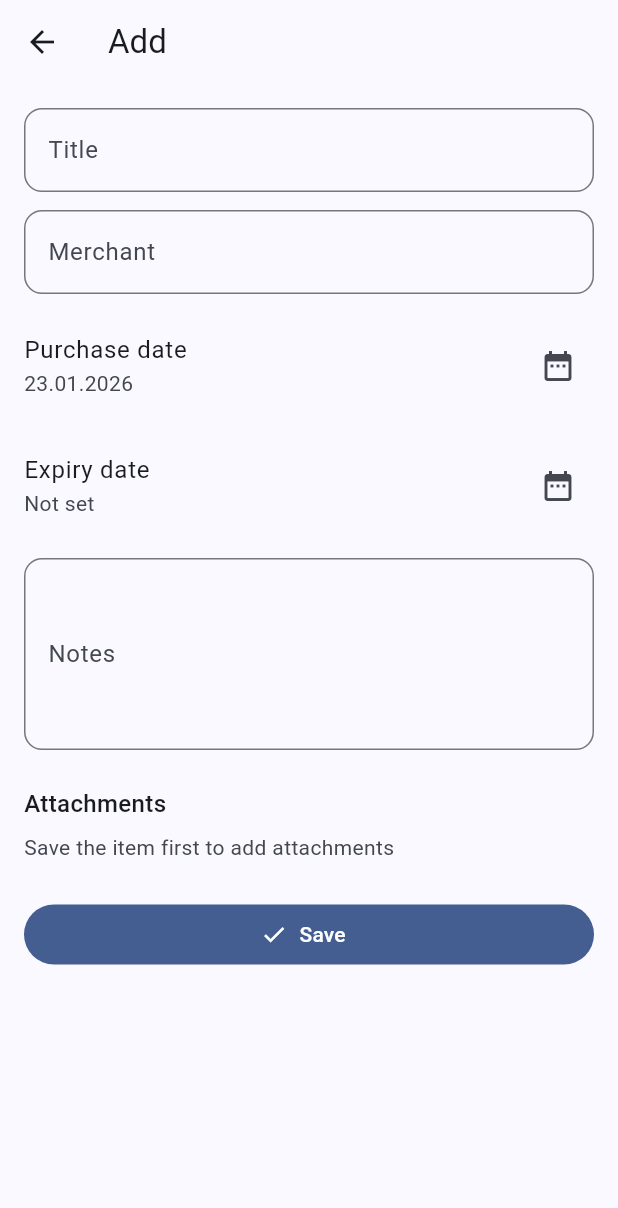
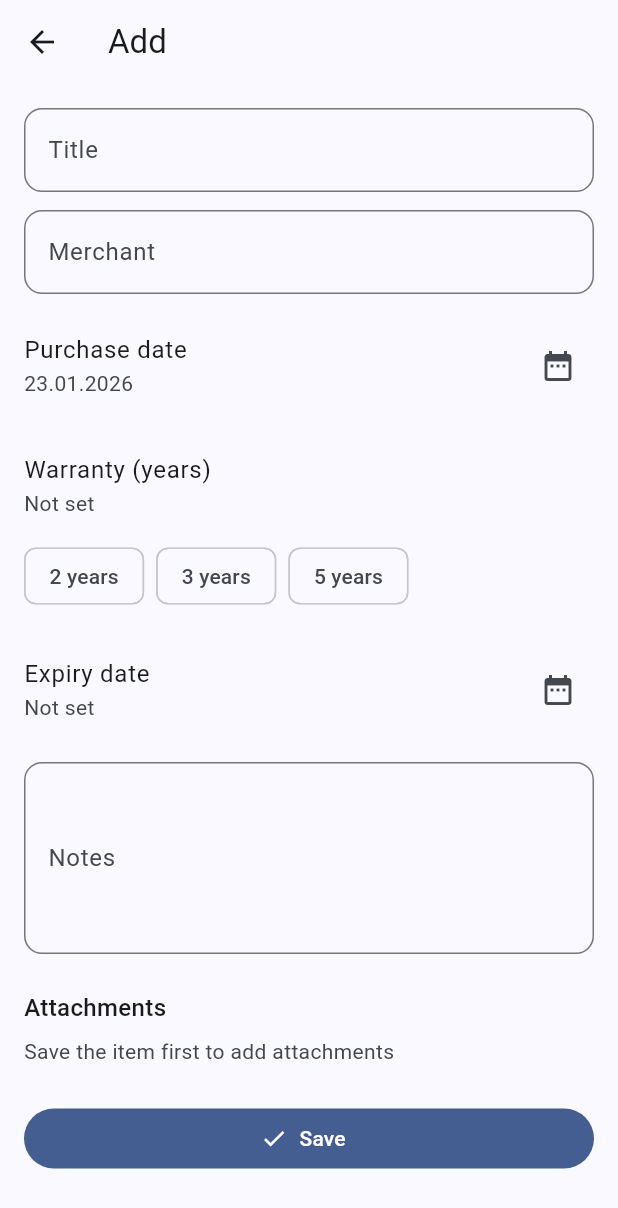
Before and after one commit to olivierbabic-cell/garantie_safe, a Flutter app: the ItemsListScreen screen opened by its route, after a tap on the "add" icon, on a phone screen of 412 x 824 dp. Shown: the top 1208 px of the screen. Run offline on Flutter 3.47's test engine with Material 3 defaults, Android fonts, the phone set to English and light mode, and no system bars; our stand-ins replace file_picker, flutter_riverpod, image_picker, local_auth, open_filex, shared_preferences and 1 more; accounts and stored records are empty.

Commit message:
feat: warranty duration and expiry status

```diff
--- a/lib/core/db/app_db.dart
+++ b/lib/core/db/app_db.dart
@@ -9,7 +9,7 @@ class AppDb {
   static final AppDb instance = AppDb._();
 
   static const _dbName = 'garantie_safe.db';
-  static const _dbVersion = 2;
+  static const _dbVersion = 3;
 
   Database? _db;
 
@@ -32,6 +32,9 @@ class AppDb {
       onUpgrade: (db, oldV, newV) async {
         if (oldV < 2) {
           await _upgradeToV2(db);
+        }
+        if (oldV < 3) {
+          await _upgradeToV3(db);
         }
       },
     );
@@ -56,6 +59,7 @@ class AppDb {
         category_code TEXT,
         purchase_date INTEGER NOT NULL,
         expiry_date INTEGER,
+        warranty_years INTEGER,
         payment_method_code TEXT,
         notes TEXT,
         created_at INTEGER NOT NULL,
@@ -151,6 +155,15 @@ class AppDb {
     }
   }
 
+  Future<void> _upgradeToV3(Database db) async {
+    // Add warranty_years column if it doesn't exist
+    final hasWarrantyYears =
+        await _columnExists(db, table: 'items', column: 'warranty_years');
+    if (!hasWarrantyYears) {
+      await db.execute('ALTER TABLE items ADD COLUMN warranty_years INTEGER;');
+    }
+  }
+
   static String _inferType(String path) {
     final p = path.toLowerCase();
     if (p.endsWith('.pdf')) return 'pdf';
--- a/lib/features/items/item.dart
+++ b/lib/features/items/item.dart
@@ -14,6 +14,9 @@ class Item {
   // Dates stored as INTEGER timestamps (millis since epoch)
   final int purchaseDate;
   final int? expiryDate;
+
+  // Warranty duration in years (2, 3, 5, or custom)
+  final int? warrantyYears;
 
   // Codes
   final String? categoryCode;
@@ -33,6 +36,7 @@ class Item {
     this.merchant,
     required this.purchaseDate,
     this.expiryDate,
+    this.warrantyYears,
     this.categoryCode,
     this.paymentMethodCode,
     this.notes,
@@ -47,6 +51,7 @@ class Item {
     String? merchant,
     int? purchaseDate,
     int? expiryDate,
+    int? warrantyYears,
     String? categoryCode,
     String? paymentMethodCode,
     String? notes,
@@ -60,6 +65,7 @@ class Item {
       merchant: merchant ?? this.merchant,
       purchaseDate: purchaseDate ?? this.purchaseDate,
       expiryDate: expiryDate ?? this.expiryDate,
+      warrantyYears: warrantyYears ?? this.warrantyYears,
       categoryCode: categoryCode ?? this.categoryCode,
       paymentMethodCode: paymentMethodCode ?? this.paymentMethodCode,
       notes: notes ?? this.notes,
@@ -75,6 +81,7 @@ class Item {
         'category_code': categoryCode,
         'purchase_date': purchaseDate,
         'expiry_date': expiryDate,
+        'warranty_years': warrantyYears,
         'payment_method_code': paymentMethodCode,
         'notes': notes,
         'created_at': createdAt,
@@ -89,6 +96,7 @@ class Item {
       merchant: map['merchant'] as String?,
       purchaseDate: (map['purchase_date'] as int?) ?? 0,
       expiryDate: map['expiry_date'] as int?,
+      warrantyYears: map['warranty_years'] as int?,
       categoryCode: map['category_code'] as String?,
       paymentMethodCode: map['payment_method_code'] as String?,
       notes: map['notes'] as String?,
--- a/lib/features/items/item_edit_screen.dart
+++ b/lib/features/items/item_edit_screen.dart
@@ -40,6 +40,8 @@ class _ItemEditScreenState extends ConsumerState<ItemEditScreen> {
 
   DateTime _purchaseDate = DateUtils.dateOnly(DateTime.now());
   DateTime? _expiryDate;
+  int? _warrantyYears; // 2, 3, 5, or null
+  bool _hasCustomExpiry = false; // Track if user manually set expiry
 
   bool _saving = false;
   bool _initialized = false;
@@ -86,11 +88,20 @@ class _ItemEditScreenState extends ConsumerState<ItemEditScreen> {
       DateTime.fromMillisecondsSinceEpoch(pMs),
     );
 
+    _warrantyYears = existing.warrantyYears;
+
     final eMs = existing.expiryDate;
     if (eMs != null) {
       _expiryDate = DateUtils.dateOnly(
         DateTime.fromMillisecondsSinceEpoch(eMs),
       );
+      // Check if expiry was manually set (not matching calculated)
+      if (_warrantyYears != null) {
+        final calculated = _calculateExpiry(_purchaseDate, _warrantyYears!);
+        _hasCustomExpiry = calculated != _expiryDate;
+      } else {
+        _hasCustomExpiry = true;
+      }
     }
 
     // Load attachments
@@ -129,6 +140,7 @@ class _ItemEditScreenState extends ConsumerState<ItemEditScreen> {
               merchant: merchant,
               purchaseDate: purchaseMs,
               expiryDate: expiryMs,
+              warrantyYears: _warrantyYears,
               categoryCode: null,
               paymentMethodCode: null,
               notes: notes,
@@ -140,6 +152,7 @@ class _ItemEditScreenState extends ConsumerState<ItemEditScreen> {
               merchant: merchant,
               purchaseDate: purchaseMs,
               expiryDate: expiryMs,
+              warrantyYears: _warrantyYears,
               notes: notes,
               updatedAt: nowMs,
             );
@@ -384,9 +397,14 @@ class _ItemEditScreenState extends ConsumerState<ItemEditScreen> {
     if (picked != null && mounted) {
       setState(() {
         _purchaseDate = DateUtils.dateOnly(picked);
-        // Optional: wenn expiry vor purchase liegt -> reset
+        // Recalculate expiry if warranty years is set and no custom expiry
+        if (_warrantyYears != null && !_hasCustomExpiry) {
+          _expiryDate = _calculateExpiry(_purchaseDate, _warrantyYears!);
+        }
+        // Reset custom expiry if it's now before purchase
         if (_expiryDate != null && _expiryDate!.isBefore(_purchaseDate)) {
           _expiryDate = null;
+          _hasCustomExpiry = false;
         }
       });
     }
@@ -404,12 +422,38 @@ class _ItemEditScreenState extends ConsumerState<ItemEditScreen> {
       helpText: t.items_pick_expiry_date,
     );
     if (picked != null && mounted) {
-      setState(() => _expiryDate = DateUtils.dateOnly(picked));
+      setState(() {
+        _expiryDate = DateUtils.dateOnly(picked);
+        _hasCustomExpiry = true; // User manually set expiry
+      });
     }
   }
 
   void _clearExpiry() {
-    setState(() => _expiryDate = null);
+    setState(() {
+      _expiryDate = null;
+      _hasCustomExpiry = false;
+    });
+  }
+
+  void _setWarrantyYears(int? years) {
+    setState(() {
+      _warrantyYears = years;
+      // Auto-calculate expiry if not custom
+      if (years != null && !_hasCustomExpiry) {
+        _expiryDate = _calculateExpiry(_purchaseDate, years);
+      } else if (years == null && !_hasCustomExpiry) {
+        _expiryDate = null;
+      }
+    });
+  }
+
+  DateTime _calculateExpiry(DateTime purchaseDate, int years) {
+    return DateTime(
+      purchaseDate.year + years,
+      purchaseDate.month,
+      purchaseDate.day,
+    );
   }
 
   @override
@@ -457,11 +501,49 @@ class _ItemEditScreenState extends ConsumerState<ItemEditScreen> {
                     ),
                   ),
                   const SizedBox(height: 8),
+
+                  // Warranty duration selector
+                  ListTile(
+                    contentPadding: EdgeInsets.zero,
+                    title: Text(t.warranty_years ?? 'Warranty duration'),
+                    subtitle: Text(_warrantyYears == null
+                        ? t.not_set
+                        : '$_warrantyYears ${t.years_suffix ?? 'years'}'),
+                  ),
+                  Wrap(
+                    spacing: 8,
+                    children: [
+                      ChoiceChip(
+                        label: Text('2 ${t.years_suffix ?? 'years'}'),
+                        selected: _warrantyYears == 2,
+                        onSelected: (_) => _setWarrantyYears(2),
+                      ),
+                      ChoiceChip(
+                        label: Text('3 ${t.years_suffix ?? 'years'}'),
+                        selected: _warrantyYears == 3,
+                        onSelected: (_) => _setWarrantyYears(3),
+                      ),
+                      ChoiceChip(
+                        label: Text('5 ${t.years_suffix ?? 'years'}'),
+                        selected: _warrantyYears == 5,
+                        onSelected: (_) => _setWarrantyYears(5),
+                      ),
+                      if (_warrantyYears != null)
+                        ChoiceChip(
+                          label: Text(t.clear ?? 'Clear'),
+                          selected: false,
+                          onSelected: (_) => _setWarrantyYears(null),
+                        ),
+                    ],
+                  ),
+                  const SizedBox(height: 16),
+
                   ListTile(
                     contentPadding: EdgeInsets.zero,
                     title: Text(t.items_expiry),
-                    subtitle: Text(
-                        _expiryDate == null ? t.not_set : _fmt(_expiryDate!)),
+                    subtitle: Text(_expiryDate == null
+                        ? t.not_set
+                        : '${_fmt(_expiryDate!)}${_hasCustomExpiry ? ' (${t.custom_expiry ?? 'custom'})' : ''}'),
                     trailing: Row(
                       mainAxisSize: MainAxisSize.min,
                       children: [
```
